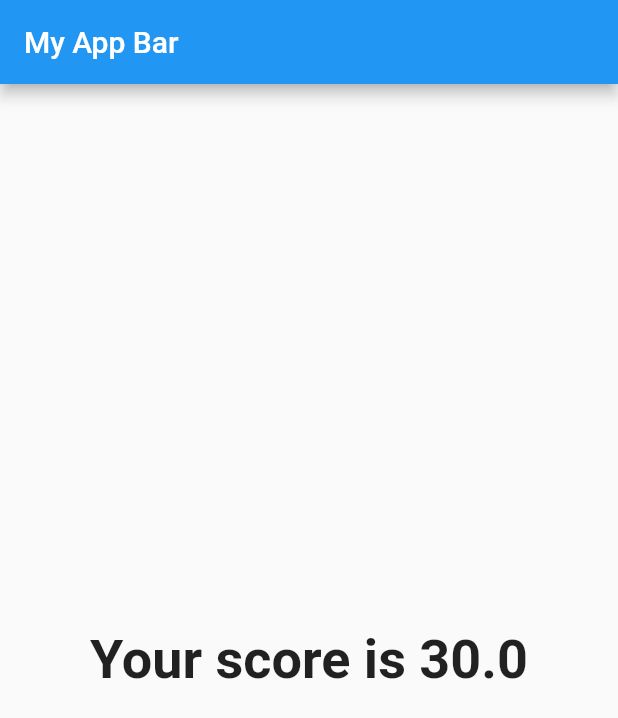
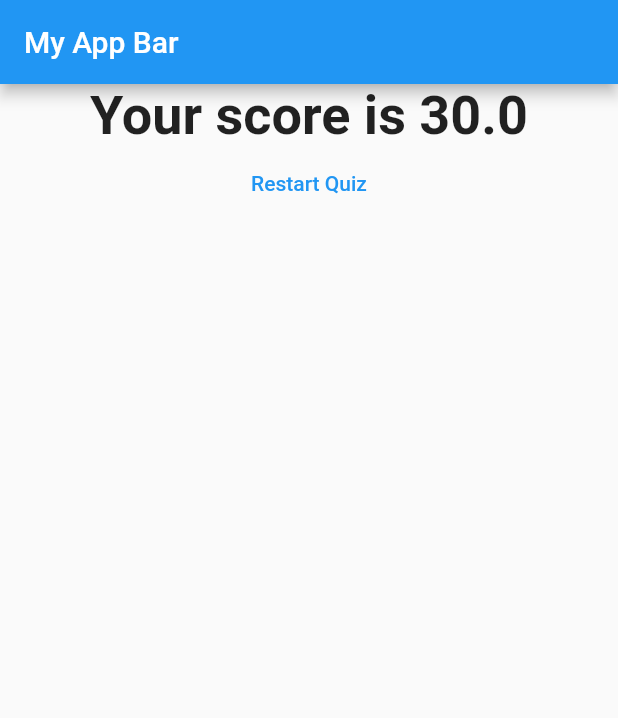
Before and after one commit to hawkeng/flutter-learning, a Flutter app: the screen it shows after launch, after a tap on "Cyan", after a tap on "42", on a phone screen of 412 x 824 dp. Shown: the top 718 px of the screen. Run offline on Flutter 3.47's test engine with Material 2 defaults, Android fonts, the phone set to English and light mode, and no system bars.

Commit message:
Add restart quiz functionality

```diff
--- a/quiz_app/lib/main.dart
+++ b/quiz_app/lib/main.dart
@@ -39,6 +39,13 @@ class _MyAppState extends State<MyApp> {
     });
   }
 
+  void restartQuiz() {
+    setState(() {
+      _questionIndex = 0;
+      _answers.clear();
+    });
+  }
+
   double getScore() {
     return _answers.fold(0, (acc, answer) => acc + answer['score']);
   }
@@ -57,6 +64,7 @@ class _MyAppState extends State<MyApp> {
               )
             : Result(
                 score: getScore(),
+                restart: restartQuiz,
               ),
       ),
     );
--- a/quiz_app/lib/result.dart
+++ b/quiz_app/lib/result.dart
@@ -1,17 +1,27 @@
 import 'package:flutter/material.dart';
 
 class Result extends StatelessWidget {
-  Result({Key key, @required this.score}) : super(key: key);
+  Result({Key key, @required this.score, this.restart}) : super(key: key);
 
   final double score;
+  final Function restart;
 
   @override
   Widget build(BuildContext context) {
-    return Center(
-      child: Text(
-        'Your score is $score',
-        style: TextStyle(fontSize: 36, fontWeight: FontWeight.bold),
-      ),
+    return Column(
+      children: <Widget>[
+        Center(
+          child: Text(
+            'Your score is $score',
+            style: TextStyle(fontSize: 36, fontWeight: FontWeight.bold),
+          ),
+        ),
+        FlatButton(
+          child: Text("Restart Quiz"),
+          onPressed: restart,
+          textColor: Colors.blue,
+        )
+      ],
     );
   }
 }
```
